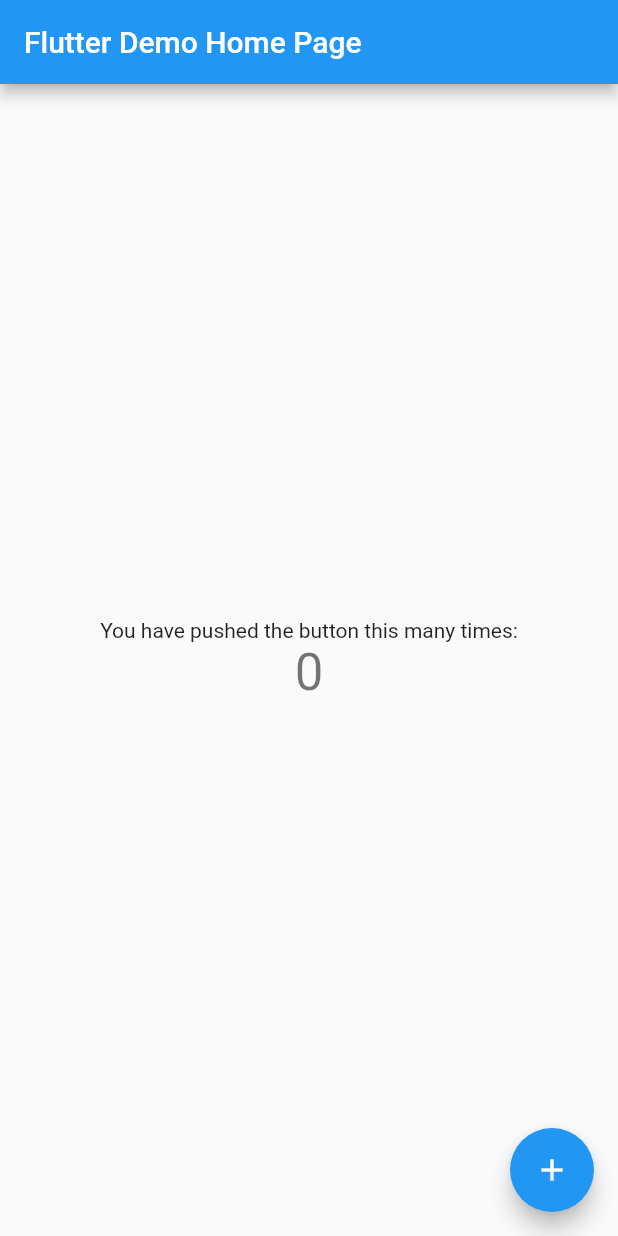
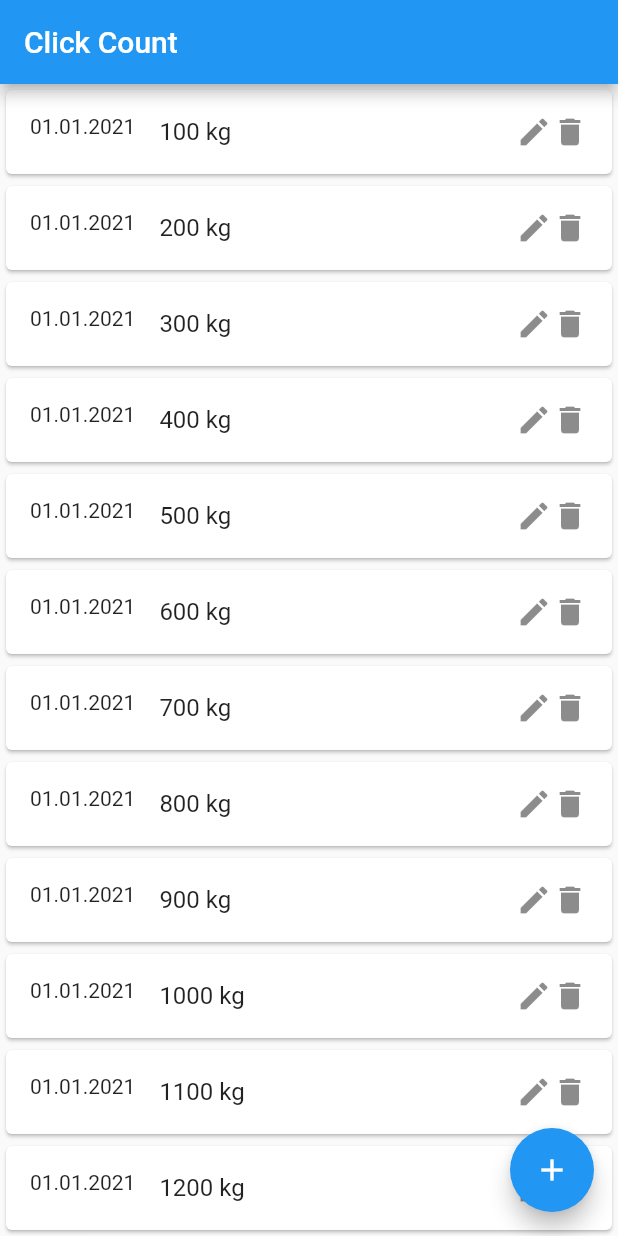
Before and after one commit to n1qu/weight-tracker, a Flutter app: the screen it shows after launch, on a phone screen of 412 x 824 dp. Run offline on Flutter 3.47's test engine with Material 2 defaults, Android fonts, the light colour scheme and no system bars.

Commit message:
add list template

```diff
--- a/lib/main.dart
+++ b/lib/main.dart
@@ -1,113 +1,40 @@
 import 'package:flutter/material.dart';
 
-void main() {
-  runApp(MyApp());
+void main() => runApp(MaterialApp(home: WeightTracker()));
+
+class WeightTracker extends StatefulWidget {
+  @override
+  _WeightTrackerState createState() => _WeightTrackerState();
 }
 
-class MyApp extends StatelessWidget {
-  // This widget is the root of your application.
+class _WeightTrackerState extends State<WeightTracker> {
   @override
   Widget build(BuildContext context) {
-    return MaterialApp(
-      title: 'Flutter Demo',
-      theme: ThemeData(
-        // This is the theme of your application.
-        //
-        // Try running your application with "flutter run". You'll see the
-        // application has a blue toolbar. Then, without quitting the app, try
-        // changing the primarySwatch below to Colors.green and then invoke
-        // "hot reload" (press "r" in the console where you ran "flutter run",
-        // or simply save your changes to "hot reload" in a Flutter IDE).
-        // Notice that the counter didn't reset back to zero; the application
-        // is not restarted.
-        primarySwatch: Colors.blue,
+    return Scaffold(
+      appBar: AppBar(title: Text('Click Count')),
+      body: ListView.builder(
+        itemCount: 50,
+        itemBuilder: (BuildContext context, i) {
+          i++;
+          //return Text(i.toString());
+          return Card(
+            child: ListTile(
+              leading: Text('01.01.2021'),
+              title: Text('$i' + '00 kg'),
+              trailing: Wrap(
+                children: [
+                  Icon(Icons.edit),
+                  Icon(Icons.delete),
+                ],
+              ),
+            ),
+          );
+        },
       ),
-      home: MyHomePage(title: 'Flutter Demo Home Page'),
+      floatingActionButton: FloatingActionButton(
+        child: Icon(Icons.add),
+        onPressed: null,
+      ),
     );
   }
 }
-
-class MyHomePage extends StatefulWidget {
-  MyHomePage({Key key, this.title}) : super(key: key);
-
-  // This widget is the home page of your application. It is stateful, meaning
-  // that it has a State object (defined below) that contains fields that affect
-  // how it looks.
-
-  // This class is the configuration for the state. It holds the values (in this
-  // case the title) provided by the parent (in this case the App widget) and
-  // used by the build method of the State. Fields in a Widget subclass are
-  // always marked "final".
-
-  final String title;
-
-  @override
-  _MyHomePageState createState() => _MyHomePageState();
-}
-
-class _MyHomePageState extends State<MyHomePage> {
-  int _counter = 0;
-
-  void _incrementCounter() {
-    setState(() {
-      // This call to setState tells the Flutter framework that something has
-      // changed in this State, which causes it to rerun the build method below
-      // so that the display can reflect the updated values. If we changed
-      // _counter without calling setState(), then the build method would not be
-      // called again, and so nothing would appear to happen.
-      _counter++;
-    });
-  }
-
-  @override
-  Widget build(BuildContext context) {
-    // This method is rerun every time setState is called, for instance as done
-    // by the _incrementCounter method above.
-    //
-    // The Flutter framework has been optimized to make rerunning build methods
-    // fast, so that you can just rebuild anything that needs updating rather
-    // than having to individually change instances of widgets.
-    return Scaffold(
-      appBar: AppBar(
-        // Here we take the value from the MyHomePage object that was created by
-        // the App.build method, and use it to set our appbar title.
-        title: Text(widget.title),
-      ),
-      body: Center(
-        // Center is a layout widget. It takes a single child and positions it
-        // in the middle of the parent.
-        child: Column(
-          // Column is also a layout widget. It takes a list of children and
-          // arranges them vertically. By default, it sizes itself to fit its
-          // children horizontally, and tries to be as tall as its parent.
-          //
-          // Invoke "debug painting" (press "p" in the console, choose the
-          // "Toggle Debug Paint" action from the Flutter Inspector in Android
-          // Studio, or the "Toggle Debug Paint" command in Visual Studio Code)
-          // to see the wireframe for each widget.
-          //
-          // Column has various properties to control how it sizes itself and
-          // how it positions its children. Here we use mainAxisAlignment to
-          // center the children vertically; the main axis here is the vertical
-          // axis because Columns are vertical (the cross axis would be
-          // horizontal).
-          mainAxisAlignment: MainAxisAlignment.center,
-          children: <Widget>[
-            Text(
-              'You have pushed the button this many times:',
-            ),
-            Text(
-              '$_counter',
-              style: Theme.of(context).textTheme.headline4,
-            ),
-          ],
-        ),
-      ),
-      floatingActionButton: FloatingActionButton(
-        onPressed: _incrementCounter,
-        tooltip: 'Increment',
-        child: Icon(Icons.add),
-      ), // This trailing comma makes auto-formatting nicer for build methods.
-    );
-  }
-}
```
